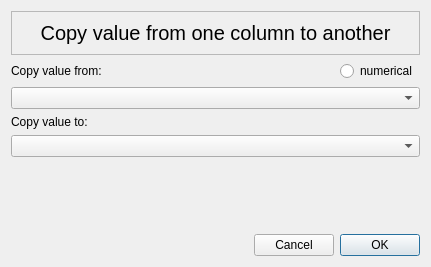
Before: the Qt Designer form copydialog.ui in WilsonImmunologyLab/VGenes, drawn with Qt 5.
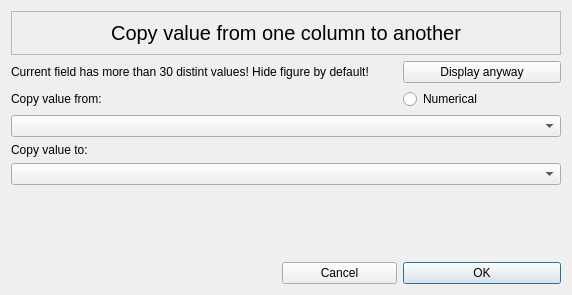
After: the same form once the commit is applied.

Commit message: update a function that can automatically hide too complicate STAT figure

Patch:
```diff
--- a/copydialog.ui
+++ b/copydialog.ui
@@ -6,8 +6,8 @@
    <rect>
     <x>0</x>
     <y>0</y>
-    <width>431</width>
-    <height>267</height>
+    <width>572</width>
+    <height>295</height>
    </rect>
   </property>
   <property name="windowTitle">
@@ -15,12 +15,36 @@
   </property>
   <layout class="QGridLayout" name="gridLayout_2">
    <item row="1" column="0" colspan="3">
+    <widget class="QLabel" name="labelTip">
+     <property name="text">
+      <string>Current field has more than 30 distint values! Hide figure by default!</string>
+     </property>
+    </widget>
+   </item>
+   <item row="1" column="3" colspan="2">
+    <widget class="QPushButton" name="DisplayTip">
+     <property name="text">
+      <string>Display anyway</string>
+     </property>
+    </widget>
+   </item>
+   <item row="2" column="0" rowspan="2" colspan="5">
     <layout class="QGridLayout" name="gridLayoutFig"/>
    </item>
-   <item row="4" column="0" colspan="3">
+   <item row="5" column="0" colspan="5">
     <widget class="QComboBox" name="comboBoxFrom"/>
    </item>
-   <item row="7" column="0">
+   <item row="6" column="0">
+    <widget class="QLabel" name="label_2">
+     <property name="text">
+      <string>Copy value to:</string>
+     </property>
+    </widget>
+   </item>
+   <item row="7" column="0" colspan="5">
+    <widget class="QComboBox" name="comboBoxTo"/>
+   </item>
+   <item row="8" column="1">
     <spacer name="verticalSpacer">
      <property name="orientation">
       <enum>Qt::Vertical</enum>
@@ -33,21 +57,27 @@
      </property>
     </spacer>
    </item>
-   <item row="3" column="0">
-    <widget class="QLabel" name="label">
-     <property name="text">
-      <string>Copy value from:</string>
+   <item row="9" column="0" colspan="2">
+    <spacer name="horizontalSpacer">
+     <property name="orientation">
+      <enum>Qt::Horizontal</enum>
      </property>
-    </widget>
+     <property name="sizeHint" stdset="0">
+      <size>
+       <width>265</width>
+       <height>20</height>
+      </size>
+     </property>
+    </spacer>
    </item>
-   <item row="8" column="1">
+   <item row="9" column="2">
     <widget class="QPushButton" name="Cancel">
      <property name="text">
       <string>Cancel</string>
      </property>
     </widget>
    </item>
-   <item row="8" column="2">
+   <item row="9" column="3" colspan="2">
     <widget class="QPushButton" name="OK">
      <property name="text">
       <string>OK</string>
@@ -57,7 +87,7 @@
      </property>
     </widget>
    </item>
-   <item row="0" column="0" colspan="3">
+   <item row="0" column="0" colspan="5">
     <widget class="QFrame" name="frame">
      <property name="frameShape">
       <enum>QFrame::StyledPanel</enum>
@@ -84,33 +114,17 @@
      </layout>
     </widget>
    </item>
-   <item row="8" column="0">
-    <spacer name="horizontalSpacer">
-     <property name="orientation">
-      <enum>Qt::Horizontal</enum>
-     </property>
-     <property name="sizeHint" stdset="0">
-      <size>
-       <width>224</width>
-       <height>20</height>
-      </size>
-     </property>
-    </spacer>
-   </item>
-   <item row="6" column="0" colspan="3">
-    <widget class="QComboBox" name="comboBoxTo"/>
-   </item>
-   <item row="5" column="0">
-    <widget class="QLabel" name="label_2">
+   <item row="4" column="0" colspan="3">
+    <widget class="QLabel" name="label">
      <property name="text">
-      <string>Copy value to:</string>
+      <string>Copy value from:</string>
      </property>
     </widget>
    </item>
-   <item row="3" column="2">
+   <item row="4" column="3" colspan="2">
     <widget class="QRadioButton" name="radioButton">
      <property name="text">
-      <string>numerical</string>
+      <string>Numerical</string>
      </property>
     </widget>
    </item>
```
The commit also changes 13 other files.
